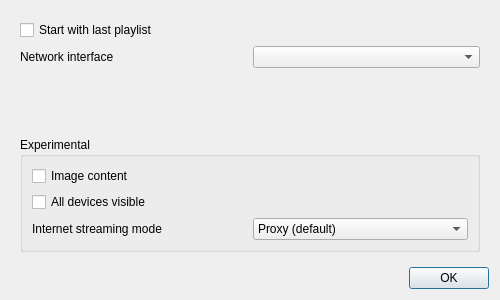
Old version of the form desktop/src/settingsdialog.ui in the repository mkiol/Jupii.
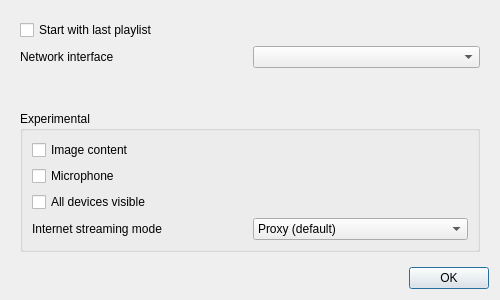
New version of the form.

Patch:
```diff
--- a/desktop/src/settingsdialog.ui
+++ b/desktop/src/settingsdialog.ui
@@ -79,6 +79,13 @@
            </property>
           </widget>
          </item>
+         <item>
+          <widget class="QCheckBox" name="micCheckBox">
+           <property name="text">
+            <string>Microphone</string>
+           </property>
+          </widget>
+         </item>
          <item>
           <widget class="QCheckBox" name="allDevicesCheckBox">
            <property name="enabled">
```
